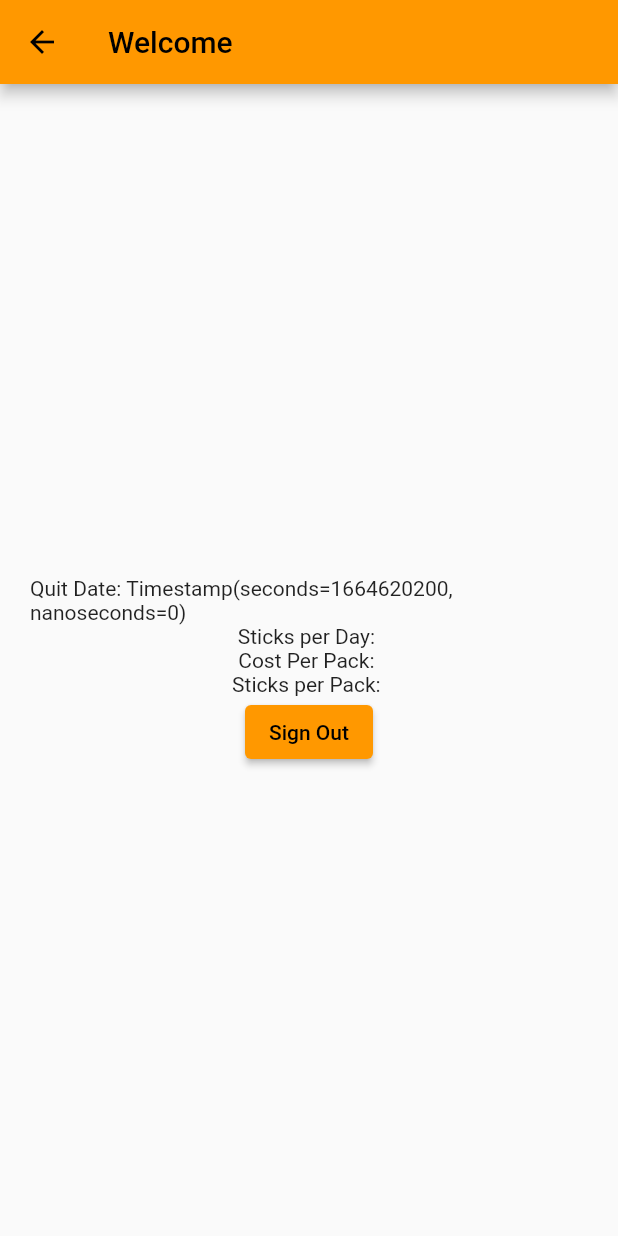
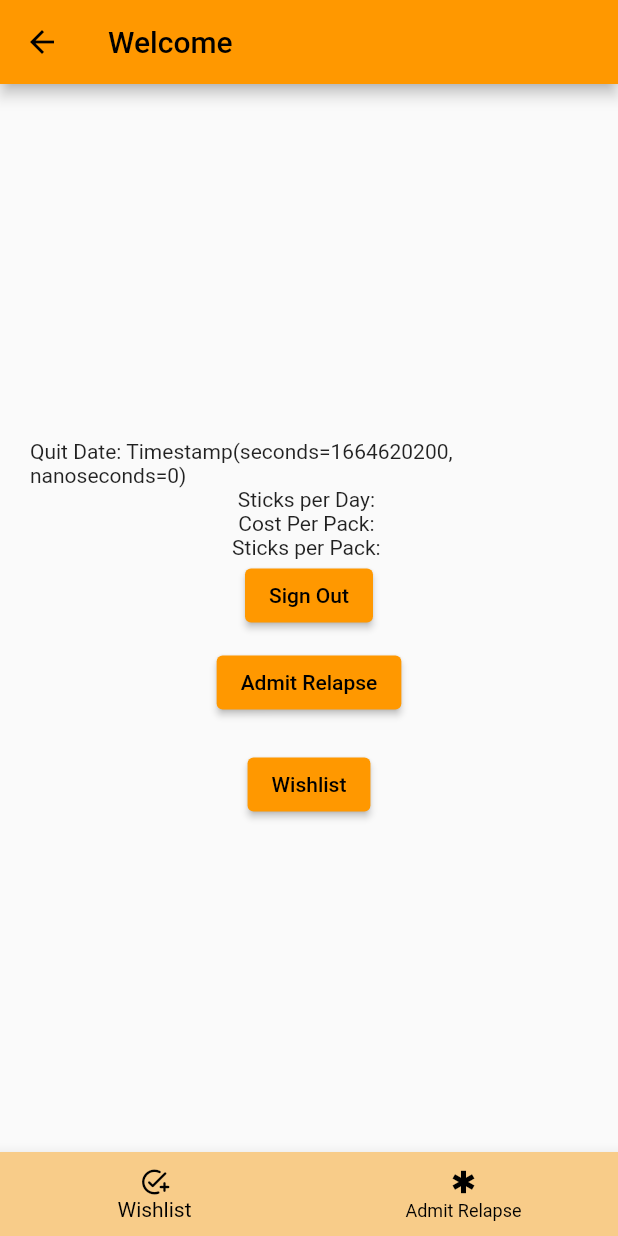
Before and after one commit to S-Samiksha/QuitNowApp, a Flutter app: the HomePage screen opened directly, on a phone screen of 412 x 824 dp. Run offline on Flutter 3.47's test engine with Material 2 defaults, Android fonts, the light colour scheme and no system bars; our stand-ins replace cloud_firestore, firebase_auth, firebase_core; accounts and stored records are empty.

Commit message:
added new pages

```diff
--- a/flutter_app_quit_now/lib/main.dart
+++ b/flutter_app_quit_now/lib/main.dart
@@ -6,6 +6,7 @@ import 'package:flutter_app_quit_now/pages/user_details_form.dart';
 import 'package:flutter_app_quit_now/widget_tree.dart';
 import 'package:flutter_app_quit_now/pages/login.dart';
 import 'package:flutter_app_quit_now/pages/register.dart';
+import 'package:flutter_app_quit_now/pages/admit_relapse.dart';
 
 import 'firebase_options.dart';
 
@@ -44,6 +45,7 @@ class MyApp extends StatelessWidget {
         //'home_screen': (context) => HomeScreen()
         'user_details_form': (context) => UserDetailsForm(),
         'start': (context) => WelcomeScreen(),
+        'admit relapse': (context) =>AdmitRelapsePage(),
       },
     );
   }
--- a/flutter_app_quit_now/lib/pages/home_page.dart
+++ b/flutter_app_quit_now/lib/pages/home_page.dart
@@ -2,6 +2,8 @@ import 'package:firebase_auth/firebase_auth.dart';
 import 'package:flutter/material.dart';
 import 'package:flutter_app_quit_now/auth.dart';
 import 'package:cloud_firestore/cloud_firestore.dart';
+import 'package:flutter_app_quit_now/pages/Wishlist.dart';
+import 'package:flutter_app_quit_now/pages/admit_relapse.dart';
 import 'package:flutter_app_quit_now/pages/login.dart';
 
 class HomePage extends StatefulWidget {
@@ -135,6 +137,32 @@ class _HomePageState extends State<HomePage> {
         });
   }
 
+  Widget _admitRelapseButton() {
+    //do this now!!
+    return ElevatedButton(
+      onPressed: () => Navigator.push(
+          context, MaterialPageRoute(builder: (context) => AdmitRelapsePage())),
+      child: Text("Admit Relapse"),
+    );
+  }
+
+  Widget _wishlistButton() {
+    return ElevatedButton(
+      onPressed: () => Navigator.push(
+          context, MaterialPageRoute(builder: (context) => WishlistPage())),
+      child: Text("Wishlist"),
+    );
+  }
+
+  //for bottom navigation bar
+  int _selectedIndex = 0;
+
+  void _onItemTapped(int index) {
+    setState(() {
+      _selectedIndex = index;
+    });
+  }
+
   @override
   Widget build(BuildContext context) {
     return Scaffold(
@@ -155,8 +183,31 @@ class _HomePageState extends State<HomePage> {
             _costPerPack(),
             _sticksPerPack(),
             _signOutButton(),
+            const SizedBox(height: 10),
+            _admitRelapseButton(),
+            const SizedBox(height: 20),
+            _wishlistButton(),
           ],
         ),
+      ),
+      bottomNavigationBar: BottomNavigationBar(
+        backgroundColor: Color.fromARGB(255, 248, 204, 137),
+        elevation: 8,
+        iconSize: 20,
+        selectedItemColor: Colors.black,
+        unselectedItemColor: Colors.black,
+        items: const <BottomNavigationBarItem>[
+          BottomNavigationBarItem(
+            icon: Icon(Icons.add_task_rounded),
+            label: 'Wishlist',
+          ),
+          BottomNavigationBarItem(
+            icon: Icon(Icons.emergency),
+            label: 'Admit Relapse',
+          ),
+        ],
+        currentIndex: _selectedIndex,
+        onTap: _onItemTapped,
       ),
     );
   }
```
Also changed, not shown: flutter_app_quit_now/lib/pages/Wishlist.dart (added, +84 -0 lines), flutter_app_quit_now/lib/pages/addItem.dart (added, +81 -0 lines), flutter_app_quit_now/lib/pages/admit_relapse.dart (added, +115 -0 lines).
